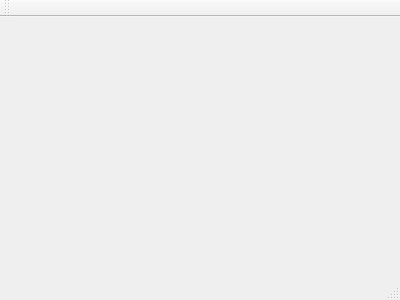
First picture: the form in MusicPlayer/mymusicplayer.ui, repository BeanGuohui/MusicPlayer, before the edit.
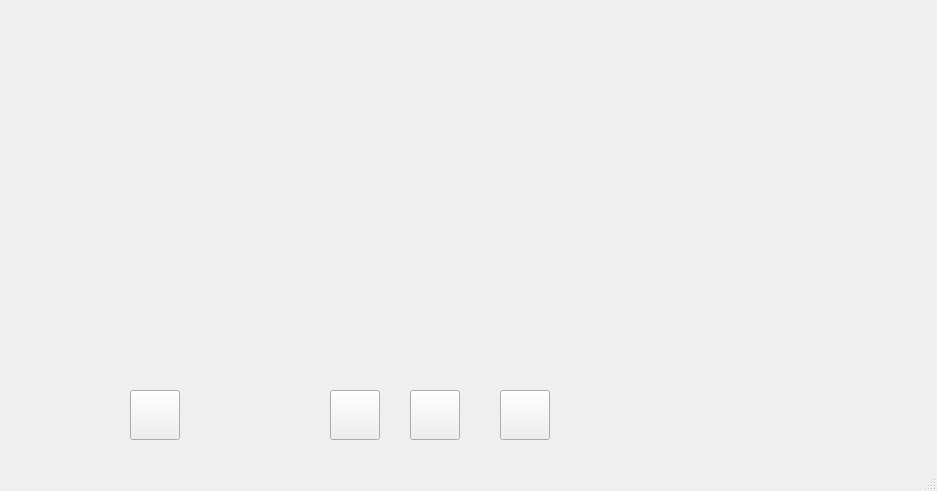
Second picture: the form after the edit. Icons and pictures are not drawn.

```diff
--- a/MusicPlayer/mymusicplayer.ui
+++ b/MusicPlayer/mymusicplayer.ui
@@ -1,24 +1,144 @@
 <ui version="4.0">
  <class>MyMusicPlayer</class>
- <widget class="QMainWindow" name="MyMusicPlayer" >
-  <property name="geometry" >
+ <widget class="QMainWindow" name="MyMusicPlayer">
+  <property name="geometry">
    <rect>
     <x>0</x>
     <y>0</y>
-    <width>400</width>
-    <height>300</height>
+    <width>937</width>
+    <height>491</height>
    </rect>
   </property>
   <property name="windowTitle" >
    <string>MyMusicPlayer</string>
   </property>
-  <widget class="QMenuBar" name="menuBar" />
-  <widget class="QToolBar" name="mainToolBar" />
-  <widget class="QWidget" name="centralWidget" />
-  <widget class="QStatusBar" name="statusBar" />
+  <property name="styleSheet">
+   <string notr="true">#centralWidget{
+border-image: url(:/img/backimg.jpg);
+}</string>
+  </property>
+  <widget class="QWidget" name="centralWidget">
+   <widget class="QPushButton" name="psPuse">
+    <property name="geometry">
+     <rect>
+      <x>410</x>
+      <y>390</y>
+      <width>50</width>
+      <height>50</height>
+     </rect>
+    </property>
+    <property name="minimumSize">
+     <size>
+      <width>50</width>
+      <height>50</height>
+     </size>
+    </property>
+    <property name="maximumSize">
+     <size>
+      <width>50</width>
+      <height>50</height>
+     </size>
+    </property>
+    <property name="styleSheet">
+     <string notr="true">border-image: url(:/img/play.png);</string>
+    </property>
+    <property name="text">
+     <string/>
+    </property>
+   </widget>
+   <widget class="QPushButton" name="psAddfile">
+    <property name="geometry">
+     <rect>
+      <x>130</x>
+      <y>390</y>
+      <width>50</width>
+      <height>50</height>
+     </rect>
+    </property>
+    <property name="minimumSize">
+     <size>
+      <width>50</width>
+      <height>50</height>
+     </size>
+    </property>
+    <property name="maximumSize">
+     <size>
+      <width>50</width>
+      <height>50</height>
+     </size>
+    </property>
+    <property name="styleSheet">
+     <string notr="true">border-image: url(:/img/file.png);</string>
+    </property>
+    <property name="text">
+     <string/>
+    </property>
+   </widget>
+   <widget class="QPushButton" name="pbPrev">
+    <property name="geometry">
+     <rect>
+      <x>330</x>
+      <y>390</y>
+      <width>50</width>
+      <height>50</height>
+     </rect>
+    </property>
+    <property name="minimumSize">
+     <size>
+      <width>50</width>
+      <height>50</height>
+     </size>
+    </property>
+    <property name="maximumSize">
+     <size>
+      <width>50</width>
+      <height>50</height>
+     </size>
+    </property>
+    <property name="styleSheet">
+     <string notr="true">border-image: url(:/img/prev.png);</string>
+    </property>
+    <property name="text">
+     <string/>
+    </property>
+   </widget>
+   <widget class="QPushButton" name="psNext">
+    <property name="geometry">
+     <rect>
+      <x>500</x>
+      <y>390</y>
+      <width>50</width>
+      <height>50</height>
+     </rect>
+    </property>
+    <property name="minimumSize">
+     <size>
+      <width>50</width>
+      <height>50</height>
+     </size>
+    </property>
+    <property name="maximumSize">
+     <size>
+      <width>50</width>
+      <height>50</height>
+     </size>
+    </property>
+    <property name="styleSheet">
+     <string notr="true">border-image: url(:/img/next.png);</string>
+    </property>
+    <property name="text">
+     <string/>
+    </property>
+   </widget>
+  </widget>
+  <widget class="QStatusBar" name="statusBar"/>
+  <action name="actionaddFile">
+   <property name="text">
+    <string>添加文件</string>
+   </property>
+  </action>
  </widget>
- <layoutDefault spacing="6" margin="11" />
- <pixmapfunction></pixmapfunction>
+ <layoutdefault spacing="6" margin="11"/>
  <resources/>
  <connections/>
 </ui>
```
Left out of the diff: 3 changed lines with no effect on the pictures.
